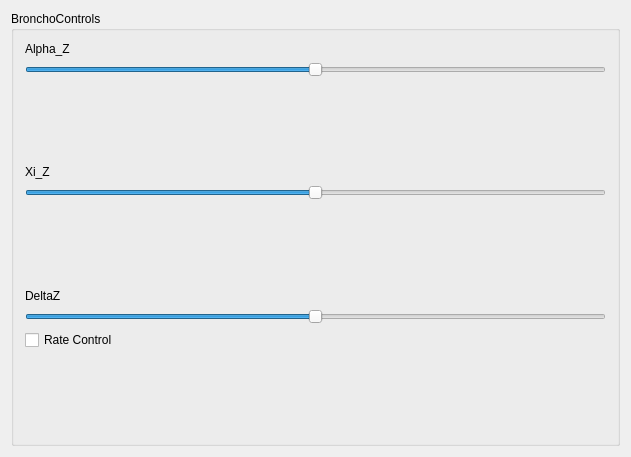
This is libgui/bronchowidget.ui in iocroblab/kautham as Qt 5 draws it before an edit. The edited form follows.
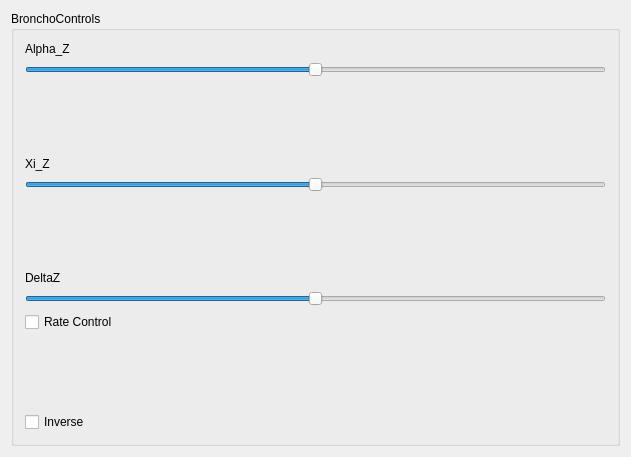
This is the edited form.

Commit message: - Added inverse method to move the bronchoscope (tip is fixed and the base changes with alpha and psi), added check-box in broncowidget gui - Corrected call to armadillo includes in PCA based planners - Added armadillo include_dir path in libproblem/cmakelists

The edit to the form file:
```diff
--- a/libgui/bronchowidget.ui
+++ b/libgui/bronchowidget.ui
@@ -19,8 +19,6 @@
      <property name="title">
       <string>BronchoControls</string>
      </property>
-     <layout class="QVBoxLayout" name="verticalLayout_6">
-      <item>
        <layout class="QVBoxLayout" name="verticalLayout_5">
         <item>
          <layout class="QVBoxLayout" name="verticalLayout_2">
@@ -54,7 +52,7 @@
           <property name="sizeHint" stdset="0">
            <size>
             <width>20</width>
-            <height>40</height>
+          <height>67</height>
            </size>
           </property>
          </spacer>
@@ -94,7 +92,7 @@
           <property name="sizeHint" stdset="0">
            <size>
             <width>20</width>
-            <height>40</height>
+          <height>67</height>
            </size>
           </property>
          </spacer>
@@ -141,12 +139,17 @@
           <property name="sizeHint" stdset="0">
            <size>
             <width>20</width>
-            <height>40</height>
+          <height>67</height>
            </size>
           </property>
          </spacer>
         </item>
-       </layout>
+      <item>
+       <widget class="QCheckBox" name="InverseCheckBox">
+        <property name="text">
+         <string>Inverse</string>
+        </property>
+       </widget>
       </item>
      </layout>
     </widget>
```
Lines whose indentation alone changed are shown as unchanged. The commit also changes 8 other files.
